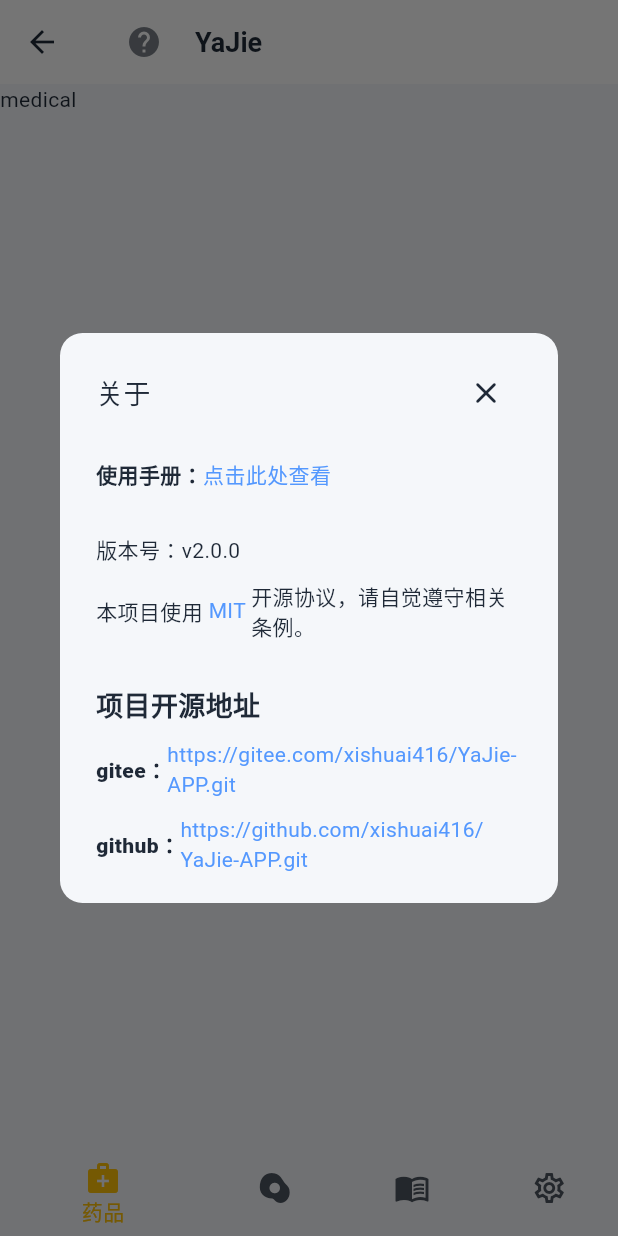
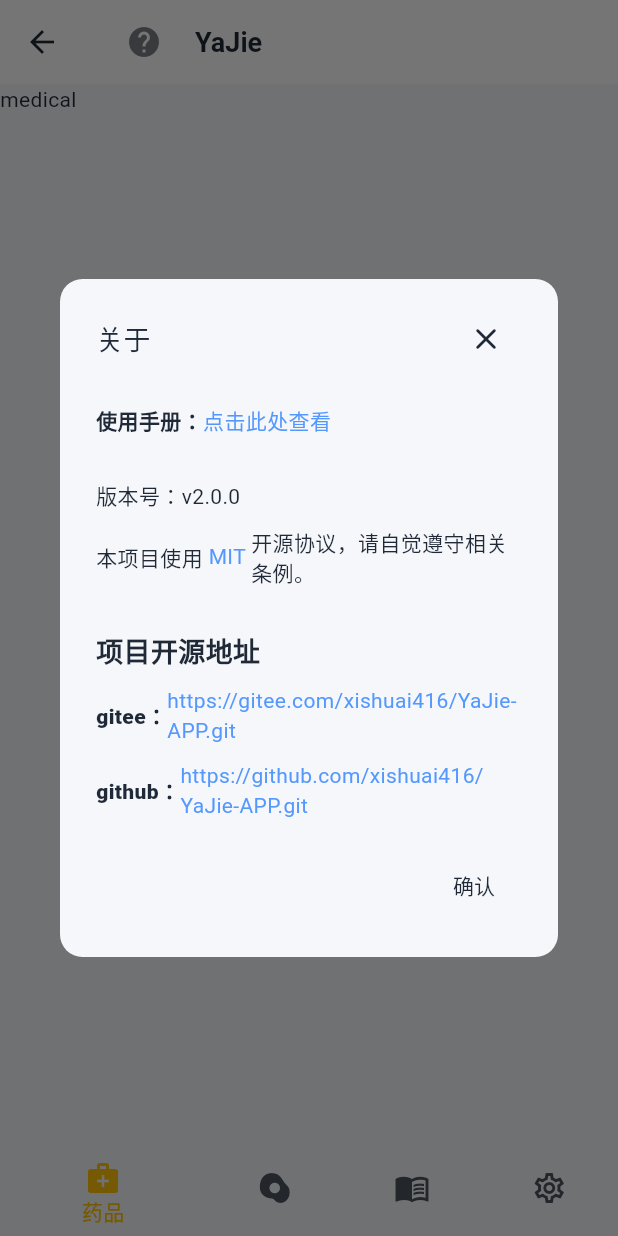
Before and after one commit to xishuai416/YaJie-APP, a Flutter app: the HomeView screen opened by its route, after a tap on the "help" icon, on a phone screen of 412 x 824 dp. Run offline on Flutter 3.47's test engine with Material 3 defaults, Android fonts, the phone set to English and light mode, and no system bars; our stand-ins replace bot_toast, dio, get, get_storage, logger; missing offline and left inert: common_utils, local_notifier, system_tray, window_manager; accounts and stored records are empty; Roboto replaces fonts that are missing (QTxiaotu); statements that could not run were skipped.

Commit message:
实现弹窗部分入参的使用

```diff
--- a/lib/components/dialog.dart
+++ b/lib/components/dialog.dart
@@ -15,6 +15,8 @@ class YJDialog {
   /// 自定义内容组件
   final Widget? child;
 
+  final bool barrierDismissible;
+
   final String rBtnText;
 
   final String lBtnText;
@@ -22,6 +24,7 @@ class YJDialog {
     required this.title,
     this.content = '默认内容',
     this.cancellable = true,
+    this.barrierDismissible = true,
     this.child,
     this.lBtnText = "取消",
     this.rBtnText = "确认",
@@ -59,6 +62,7 @@ class YJDialog {
       child: child,
       lBtnText: lBtnText,
       rBtnText: rBtnText,
+      barrierDismissible: barrierDismissible,
     );
     // 执行回调方法
     if (function != null) function();
@@ -68,7 +72,6 @@ class YJDialog {
       barrierDismissible: barrierDismissible,
       builder: (context) => yjDialog.dialog(context),
     );
-
     return res;
   }
 
@@ -131,10 +134,16 @@ class YJDialogWindow {
 
   /// 弹窗是否可取消
   final bool cancellable;
+  final bool barrierDismissible;
+  final String rBtnText;
+  final String lBtnText;
 
   YJDialogWindow({
     this.child,
     this.cancellable = false,
+    this.barrierDismissible = false,
+    this.lBtnText = "取消",
+    this.rBtnText = "确认",
   });
 
   /// 调用弹窗
@@ -142,7 +151,11 @@ class YJDialogWindow {
       context, {
         /// 弹窗是否可取消
         bool cancellable = false,
-
+        bool barrierDismissible = false,
+        /// 左侧按钮文本
+        String lBtnText = '取消',
+        /// 右侧侧按钮文本
+        String rBtnText = '确认',
         /// 自定义组件内容
         Widget? child,
       }) async {
@@ -150,11 +163,14 @@ class YJDialogWindow {
     YJDialogWindow yjDialogWindow = YJDialogWindow(
       child: child,
       cancellable: cancellable,
+      barrierDismissible: barrierDismissible,
+      lBtnText: lBtnText,
+      rBtnText: rBtnText,
     );
 
     bool res = await showDialog(
       context: context,
-      barrierDismissible: false,
+      barrierDismissible: barrierDismissible,
       builder: (context) => yjDialogWindow.dialog(context),
     );
 
@@ -174,6 +190,27 @@ class YJDialogWindow {
             borderRadius: BorderRadius.all(Radius.circular(15)),
           ),
           content: child,
+          // 按钮组，自定义增加按钮数量
+          actions: [
+            // 取消按钮
+            Visibility(
+              visible: cancellable, // 组件显示/隐藏
+              child: TextButton(
+                  onPressed: () {
+                    // 关闭弹窗，pop() 中传入的参数将会作为返回值，需配合异步使用
+                    Navigator.pop(context, false);
+                  },
+                  child: Text(lBtnText)),
+            ),
+
+            // 确定按钮
+            TextButton(
+                onPressed: () {
+                  // 关闭弹窗，pop() 中传入的参数将会作为返回值，需配合异步使用
+                  Navigator.pop(context, true);
+                },
+                child: Text(rBtnText)),
+          ],
         ),
 
         // 添加一个拖动区域，用于拖动窗口
```
Lines whose indentation alone changed are shown as unchanged.
